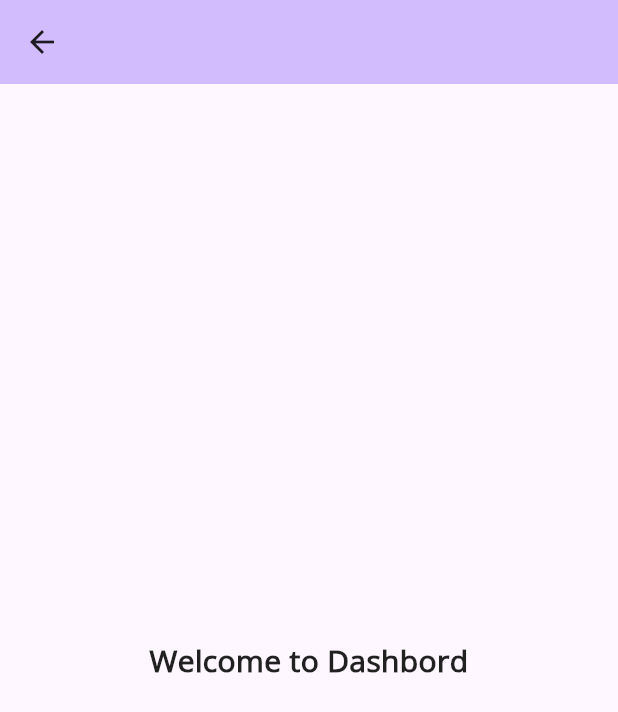
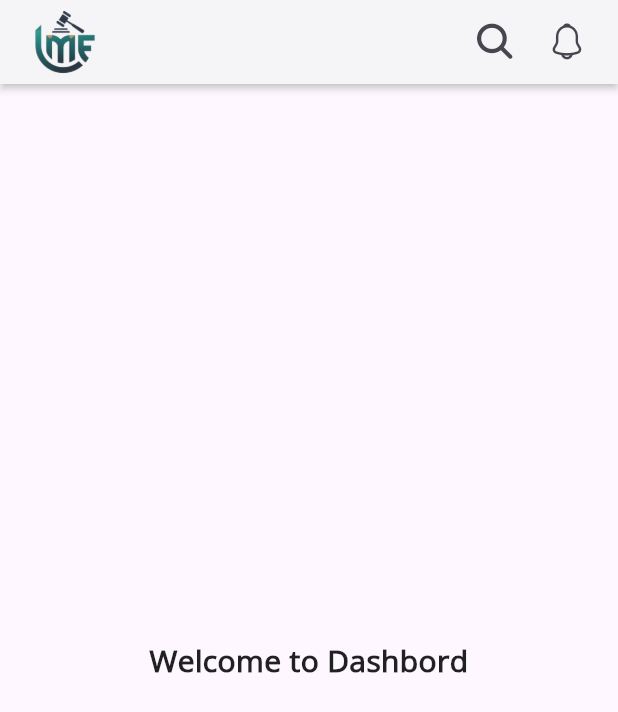
Before and after one commit to SubhamAdhikari20/leelame_app, a Flutter app: the HomeScreen screen opened directly, on a phone screen of 412 x 824 dp. Shown: the top 712 px of the screen. Run offline on Flutter 3.47's test engine with Material 3 defaults, Android fonts, the light colour scheme and no system bars.

Commit message:
Adding AppBar and actions buttons in the home screen

```diff
--- a/lib/bottom_screens/home_screen.dart
+++ b/lib/bottom_screens/home_screen.dart
@@ -1,5 +1,7 @@
 // lib/bottom_screens/home_screen.dart
 import 'package:flutter/material.dart';
+import 'package:leelame/custom_icons/notification_outlined_icon.dart';
+import 'package:leelame/custom_icons/search_icon.dart';
 
 class HomeScreen extends StatelessWidget {
   const HomeScreen({super.key});
@@ -8,7 +10,27 @@ class HomeScreen extends StatelessWidget {
   Widget build(BuildContext context) {
     return Scaffold(
       appBar: AppBar(
-        backgroundColor: Theme.of(context).colorScheme.inversePrimary,
+        backgroundColor: Theme.of(context).colorScheme.onPrimary,
+        elevation: 2,
+        shadowColor: Colors.grey.shade300,
+        leading: Padding(
+          padding: EdgeInsets.only(left: 10),
+          child: Image.asset(
+            "assets/images/leelame_logo_cropped_png.png",
+            width: MediaQuery.of(context).size.width * 0.25,
+            height: MediaQuery.of(context).size.width * 0.25,
+            fit: BoxFit.contain,
+          ),
+        ),
+        leadingWidth: 75,
+        actions: [
+          IconButton(icon: Icon(SearchIcon.icon), onPressed: () {}),
+          IconButton(
+            icon: Icon(NotificationOutlinedIcon.icon),
+            onPressed: () {},
+          ),
+        ],
+        actionsPadding: EdgeInsets.only(right: 10),
       ),
       body: SizedBox.expand(
         child: Center(
--- /dev/null
+++ b/lib/custom_icons/notification_outlined_icon.dart
@@ -0,0 +1,14 @@
+import 'package:flutter/widgets.dart';
+
+class NotificationOutlinedIcon {
+  NotificationOutlinedIcon._();
+
+  static const _kFontFam = 'NotificationOutlinedIcon';
+  static const String? _kFontPkg = null;
+
+  static const IconData icon = IconData(
+    0xe800,
+    fontFamily: _kFontFam,
+    fontPackage: _kFontPkg,
+  );
+}
--- /dev/null
+++ b/lib/custom_icons/search_icon.dart
@@ -0,0 +1,14 @@
+import 'package:flutter/widgets.dart';
+
+class SearchIcon {
+  SearchIcon._();
+
+  static const _kFontFam = 'SearchIcon';
+  static const String? _kFontPkg = null;
+
+  static const IconData icon = IconData(
+    0xe800,
+    fontFamily: _kFontFam,
+    fontPackage: _kFontPkg,
+  );
+}
```
Also changed, not shown: pubspec.yaml (+8 -0 lines), assets/fonts/NotificationOutlinedIcon.ttf (added), assets/fonts/SearchIcon.ttf (added), assets/icons/home_outlined_icon.svg (deleted), assets/icons/vector.svg (deleted).
